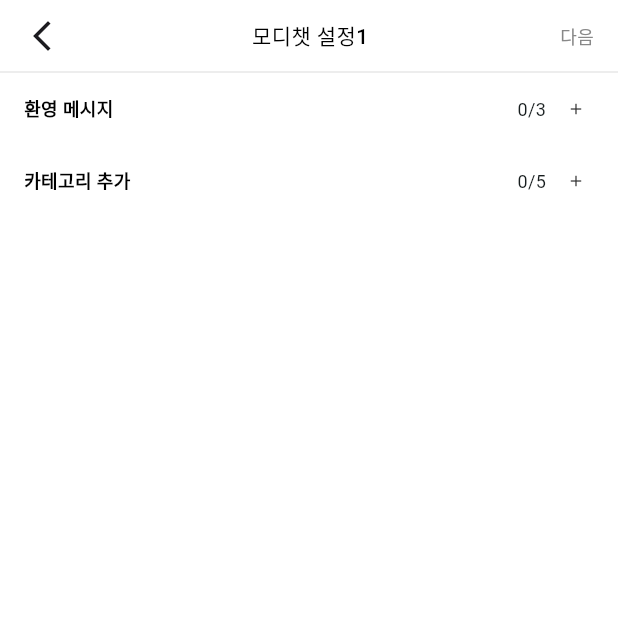
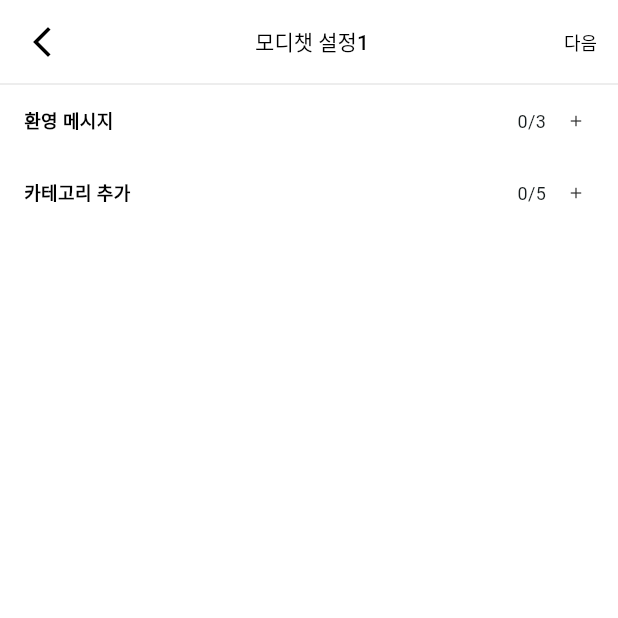
Before and after one commit to hdachan/modir_sh2, a Flutter app: the Test1 screen opened directly, on a phone screen of 412 x 824 dp, the top half of it. Run offline on Flutter 3.47's test engine with Material 3 defaults, Android fonts, the phone set to English and light mode, and no system bars; our stand-ins replace flutter_svg, go_router, google_sign_in, image_picker, supabase_flutter; accounts and stored records are empty; project files that could hold a hidden picture were left out.

Commit message:
20250608 상단바 통일 + 실명 제거

```diff
--- a/lib/feed/views/messagescreen1.dart
+++ b/lib/feed/views/messagescreen1.dart
@@ -120,19 +120,25 @@ class _Test1State extends State<Test1> {
     );
   }
 
-  Widget writeTopBar() {
-    return SafeArea(
-      child: Center(
+  PreferredSizeWidget writeTopBar() {
+    return PreferredSize(
+      preferredSize: const Size.fromHeight(56),
+      child: AppBar(
+        automaticallyImplyLeading: false,
+        backgroundColor: Colors.white,
+        elevation: 0,
+        titleSpacing: 0,
+        title: Center(
           child: ConstrainedBox(
             constraints: const BoxConstraints(maxWidth: 600),
             child: Padding(
-            padding: const EdgeInsets.symmetric(horizontal: 16, vertical: 12),
+              padding: const EdgeInsets.only(left: 16, right: 14),
               child: Row(
                 children: [
                   GestureDetector(
                     onTap: () => Navigator.pop(context),
                     child: const Icon(Icons.arrow_back_ios_new,
-                      color: Color(0xFF1C1B1F), size: 24),
+                        color: Colors.black, size: 24),
                   ),
                   const Spacer(),
                   const Text(
@@ -150,7 +156,6 @@ class _Test1State extends State<Test1> {
                       final viewModel = Provider.of<Test1ViewModel>(context, listen: false);
 
                       if (viewModel.welcomeItems.isEmpty || viewModel.categoryItems.isEmpty) {
-                      // Snackbar 표시
                         ScaffoldMessenger.of(context).showSnackBar(
                           const SnackBar(
                             content: Text('환영 메시지와 카테고리를 모두 하나 이상 입력해주세요.'),
@@ -162,7 +167,6 @@ class _Test1State extends State<Test1> {
                         return;
                       }
 
-                    // 정상 이동
                       Navigator.push(
                         context,
                         MaterialPageRoute(
@@ -176,12 +180,10 @@ class _Test1State extends State<Test1> {
                         ),
                       );
                     },
-
-
                     child: const Text(
                       "다음",
                       style: TextStyle(
-                      color: Color(0xFF888888),
+                        color: Colors.black,
                         fontSize: 12,
                         fontWeight: FontWeight.w500,
                       ),
@@ -192,6 +194,8 @@ class _Test1State extends State<Test1> {
             ),
           ),
         ),
+      ),
     );
   }
+
 }
```
Also changed, not shown: lib/Curation/CurationShareSheet.dart (+4 -4 lines), lib/feed/views/screen2.dart (+17 -15 lines), lib/feed/views/screen3.dart (+4 -4 lines). Lines whose indentation alone changed are shown as unchanged.
